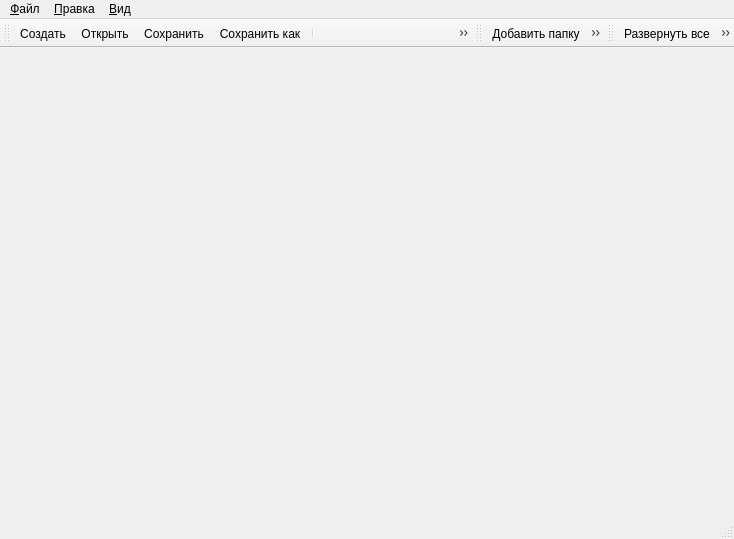
This is ui/mainwindow.ui in elemc/basketpwd as Qt 5 draws it before an edit. The edited form follows.
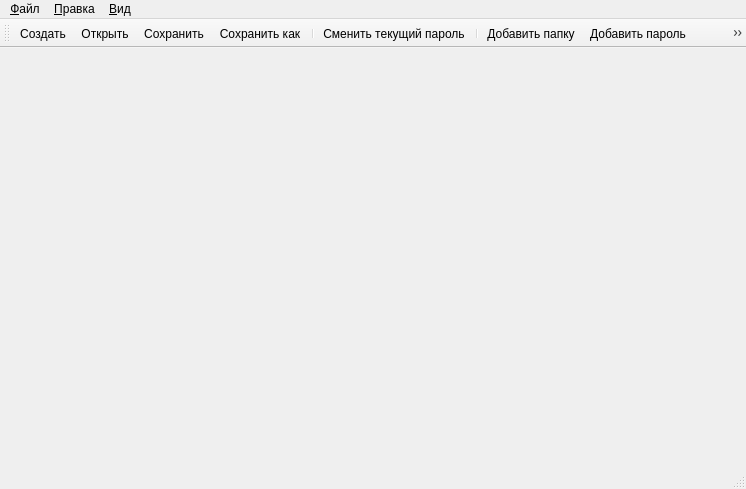
This is the edited form. Icons and pictures are not drawn.

What changed in the file:
```diff
--- a/ui/mainwindow.ui
+++ b/ui/mainwindow.ui
@@ -6,16 +6,19 @@
    <rect>
     <x>0</x>
     <y>0</y>
-    <width>734</width>
-    <height>539</height>
+    <width>746</width>
+    <height>489</height>
    </rect>
   </property>
   <property name="windowTitle">
    <string>Корзинка паролей</string>
   </property>
   <property name="windowIcon">
-   <iconset resource="../icon-images.qrc">
-    <normaloff>:/images/ProgramIcon</normaloff>:/images/ProgramIcon</iconset>
+   <iconset>
+    <normaloff>../icons/32x32/basketpwd.png</normaloff>../icons/32x32/basketpwd.png</iconset>
+  </property>
+  <property name="toolButtonStyle">
+   <enum>Qt::ToolButtonFollowStyle</enum>
   </property>
   <widget class="QWidget" name="centralwidget"/>
   <widget class="QMenuBar" name="menubar">
@@ -23,8 +26,8 @@
     <rect>
      <x>0</x>
      <y>0</y>
-     <width>734</width>
-     <height>21</height>
+     <width>746</width>
+     <height>22</height>
     </rect>
    </property>
    <widget class="QMenu" name="menuFile">
@@ -81,7 +84,7 @@
     <enum>TopToolBarArea</enum>
    </attribute>
    <attribute name="toolBarBreak">
-    <bool>false</bool>
+    <bool>true</bool>
    </attribute>
    <addaction name="actionNew"/>
    <addaction name="actionOpen"/>
@@ -89,34 +92,14 @@
    <addaction name="actionSaveAs"/>
    <addaction name="separator"/>
    <addaction name="actionChangeCurrentPassword"/>
-  </widget>
-  <widget class="QToolBar" name="toolBarEdit">
-   <property name="windowTitle">
-    <string>Работа с содержимым</string>
-   </property>
-   <attribute name="toolBarArea">
-    <enum>TopToolBarArea</enum>
-   </attribute>
-   <attribute name="toolBarBreak">
-    <bool>false</bool>
-   </attribute>
+   <addaction name="separator"/>
    <addaction name="actionEditAddFolder"/>
    <addaction name="actionEditAddPwd"/>
    <addaction name="actionEditEdit"/>
    <addaction name="actionEditDel"/>
    <addaction name="separator"/>
    <addaction name="actionCopyToClipboard"/>
-  </widget>
-  <widget class="QToolBar" name="toolBarView">
-   <property name="windowTitle">
-    <string>Отображение</string>
-   </property>
-   <attribute name="toolBarArea">
-    <enum>TopToolBarArea</enum>
-   </attribute>
-   <attribute name="toolBarBreak">
-    <bool>false</bool>
-   </attribute>
+   <addaction name="separator"/>
    <addaction name="actionViewExpand"/>
    <addaction name="actionViewUnExpand"/>
    <addaction name="separator"/>
```
Left out of the diff: 4 changed lines with no effect on the pictures.
